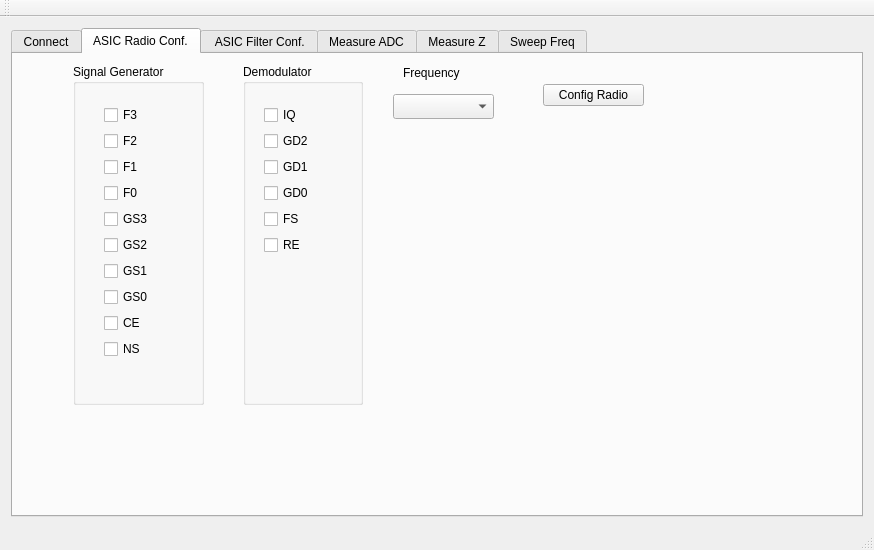
The window that BioDriver/bio2016/mainwindow.ui (saul-rodriguez/Qt) describes before a commit, drawn with Qt 5.
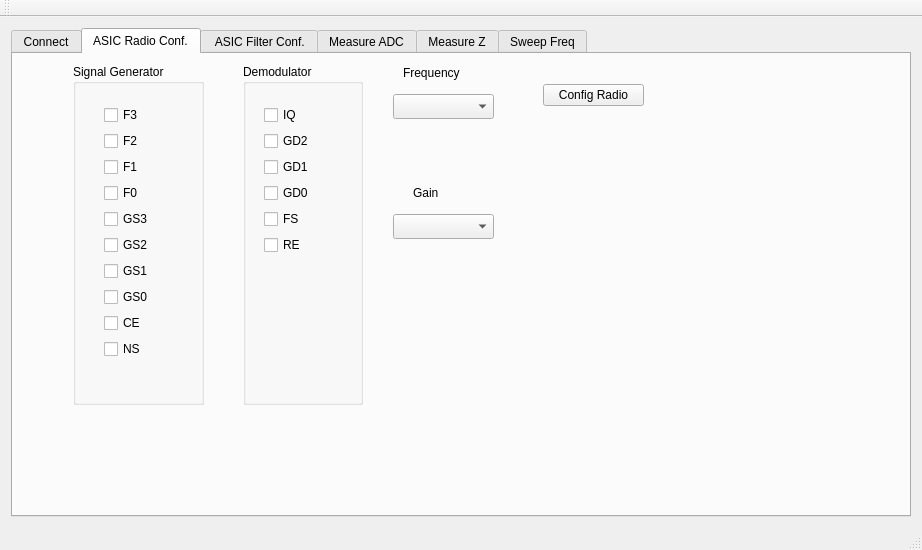
The same window after the commit. The open tabs and pages were chosen to show the change. Custom widgets are drawn as their Qt base class.

Diff of the .ui file:
```diff
--- a/BioDriver/bio2016/mainwindow.ui
+++ b/BioDriver/bio2016/mainwindow.ui
@@ -6,7 +6,7 @@
    <rect>
     <x>0</x>
     <y>0</y>
-    <width>874</width>
+    <width>922</width>
     <height>550</height>
    </rect>
   </property>
@@ -433,6 +433,29 @@
          <string>Frequency</string>
         </property>
        </widget>
+       <widget class="QComboBox" name="comboBoxGain">
+        <property name="geometry">
+         <rect>
+          <x>380</x>
+          <y>160</y>
+          <width>101</width>
+          <height>25</height>
+         </rect>
+        </property>
+       </widget>
+       <widget class="QLabel" name="label_12">
+        <property name="geometry">
+         <rect>
+          <x>400</x>
+          <y>130</y>
+          <width>67</width>
+          <height>17</height>
+         </rect>
+        </property>
+        <property name="text">
+         <string>Gain</string>
+        </property>
+       </widget>
       </widget>
       <widget class="QWidget" name="tab_4">
        <attribute name="title">
```
Left out of the diff: 2 changed lines with no effect on the pictures.
